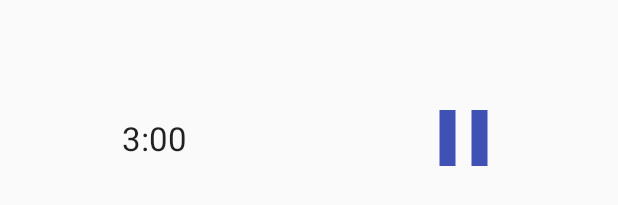
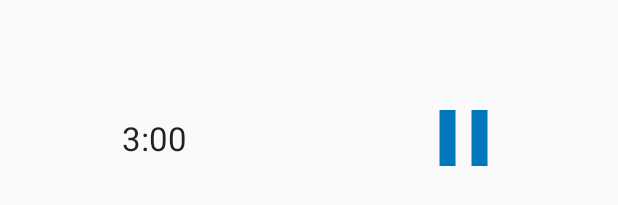
Before and after one commit to ThomasKomarnicki/RingTimer, an Android app: the layout row_timer_playback.xml on its own in the app's theme, with its tools: preview values and no code run, on a phone screen of 412 x 824 dp. Shown: the part 480-685 px from the top of the screen. Run offline under Robolectric (Android 15) with nearby library versions, the phone set to English and light mode, and no system bars.

Commit message:
change colors

```diff
--- a/app/src/main/java/com/github/komarnicki/thomas/ringtimer/view/TimerProgressView.kt
+++ b/app/src/main/java/com/github/komarnicki/thomas/ringtimer/view/TimerProgressView.kt
@@ -5,6 +5,7 @@ import android.graphics.*
 import android.util.AttributeSet
 import android.util.Log
 import android.view.View
+import com.github.komarnicki.thomas.ringtimer.R
 import com.github.komarnicki.thomas.ringtimer.model.TimerProgressUpdate
 
 class TimerProgressView : View {
@@ -32,7 +33,7 @@ class TimerProgressView : View {
     constructor(context: Context, attrs: AttributeSet?, defStyleAttr: Int) : super(context, attrs, defStyleAttr) {}
 
     init {
-        paint.color = Color.RED
+        paint.color = resources.getColor(R.color.colorPrimary)
     }
 
     override fun onDraw(canvas: Canvas) {
@@ -60,6 +61,7 @@ class TimerProgressView : View {
         state = State.RUNNING
         starting = true
         invalidate()
+        translationY = 50f
     }
 
     fun resume(progressUpdate: TimerProgressUpdate){
--- a/app/src/main/res/layout/view_timer_playback.xml
+++ b/app/src/main/res/layout/view_timer_playback.xml
@@ -42,12 +42,13 @@
         android:layout_marginEnd="8dp"
         android:layout_marginStart="8dp"
         android:layout_marginTop="0dp"
+        android:elevation="2dp"
         android:padding="0dp"
         android:scaleType="fitCenter"
-        android:tint="@color/colorPrimary"
+        android:tint="@color/colorAccent"
         app:layout_constraintBottom_toBottomOf="parent"
         app:layout_constraintEnd_toEndOf="parent"
         app:layout_constraintStart_toStartOf="@+id/guideline4"
         app:layout_constraintTop_toTopOf="parent"
-        app:srcCompat="@drawable/ic_play_arrow_black_24dp"/>
+        app:srcCompat="@drawable/ic_play_arrow_black_24dp" />
 </android.support.constraint.ConstraintLayout>
--- a/app/src/main/res/values/colors.xml
+++ b/app/src/main/res/values/colors.xml
@@ -1,6 +1,7 @@
 <?xml version="1.0" encoding="utf-8"?>
 <resources>
-    <color name="colorPrimary">#3f51b5</color>
-    <color name="colorPrimaryDark">#303F9F</color>
-    <color name="colorAccent">#ff4081</color>
+    <color name="colorPrimary">#d32f2f</color>
+    <color name="colorPrimaryDark">#9a0007</color>
+    <color name="colorPrimaryLight">#ff6659</color>
+    <color name="colorAccent">#0277bd</color>
 </resources>
--- a/build.gradle
+++ b/build.gradle
@@ -7,7 +7,7 @@ buildscript {
         jcenter()
     }
     dependencies {
-        classpath 'com.android.tools.build:gradle:3.0.0-alpha2'
+        classpath 'com.android.tools.build:gradle:3.0.0-alpha3'
         classpath "org.jetbrains.kotlin:kotlin-gradle-plugin:$kotlin_version"
 
         // NOTE: Do not place your application dependencies here; they belong
```
Also changed, not shown: app/src/main/java/com/github/komarnicki/thomas/ringtimer/timerlist/TimerListFragment.kt (+16 -7 lines).
